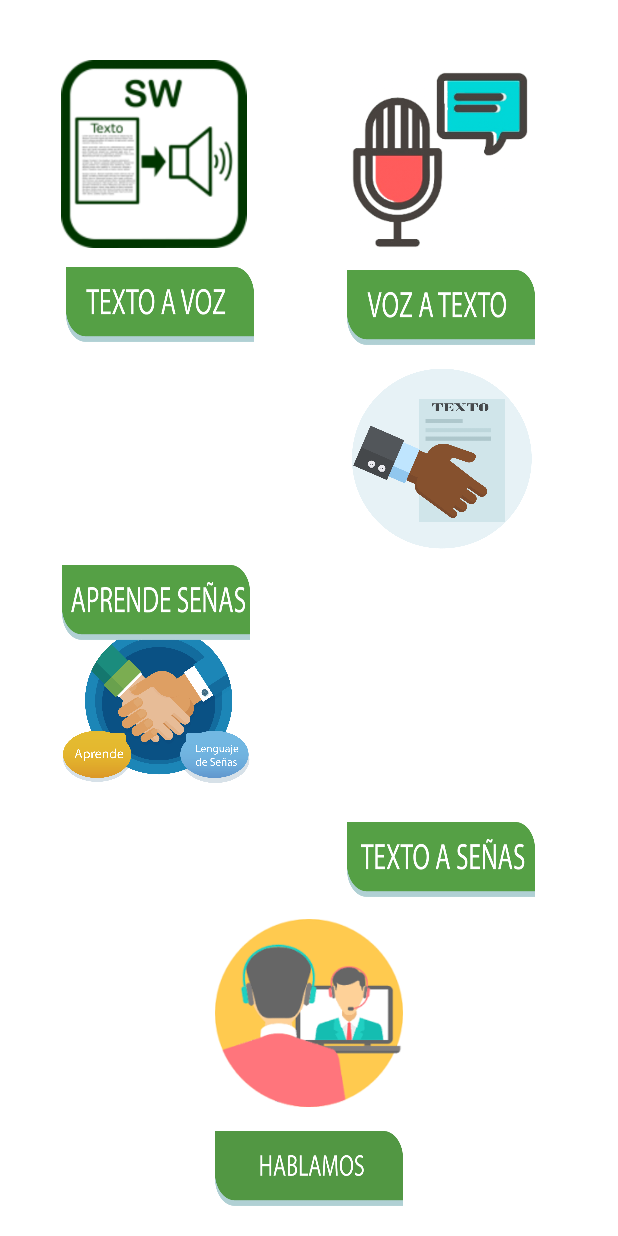
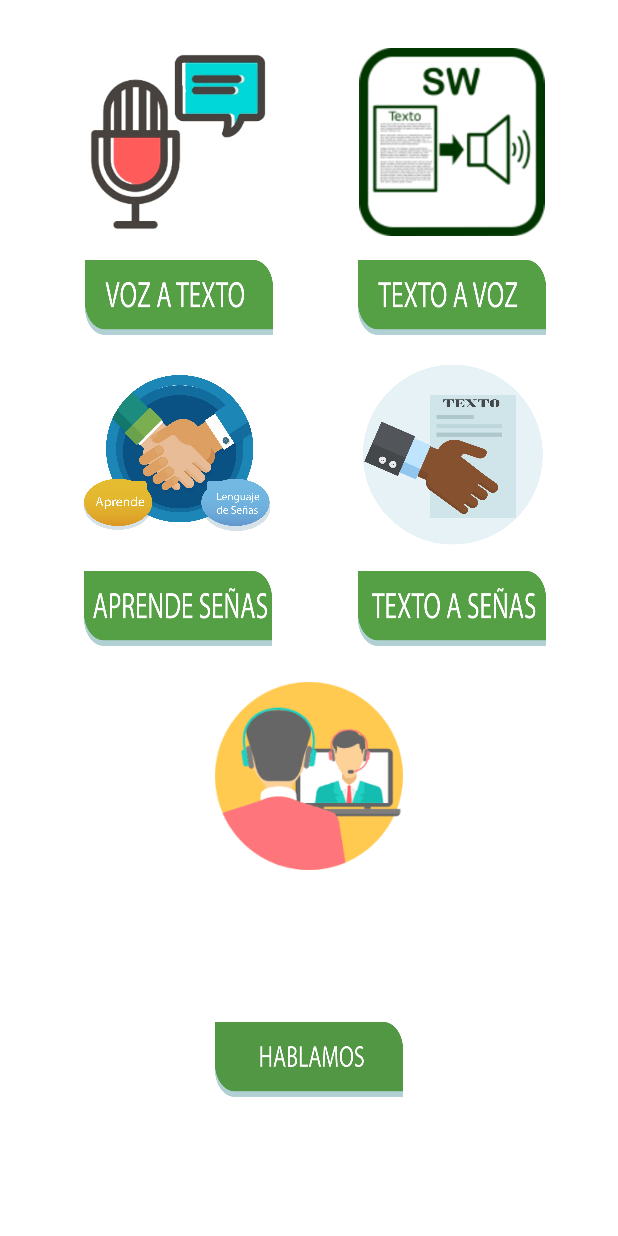
Before and after one commit to jhoncho/YoHabloPresentacion, an Android app: the screen it shows after launch (MenuPrincipal), on a phone screen of 412 x 824 dp. Run offline under Robolectric (Android 15) with nearby library versions, the phone set to English and light mode, and no system bars.

Commit message:
Se termino con la aplicacion al 100% corregido todos los errores

```diff
--- a/app/src/main/res/layout/activity_menu_principal.xml
+++ b/app/src/main/res/layout/activity_menu_principal.xml
@@ -1,6 +1,7 @@
 <?xml version="1.0" encoding="utf-8"?>
-<RelativeLayout
+<android.support.constraint.ConstraintLayout
     xmlns:android="http://schemas.android.com/apk/res/android"
+    xmlns:app="http://schemas.android.com/apk/res-auto"
     xmlns:tools="http://schemas.android.com/tools"
     android:layout_width="match_parent"
     android:layout_height="match_parent"
@@ -14,10 +15,12 @@
         android:layout_alignParentStart="true"
         android:layout_alignParentLeft="true"
         android:layout_alignParentTop="true"
-        android:layout_marginStart="40dp"
-        android:layout_marginLeft="40dp"
-        android:layout_marginTop="40dp"
-        android:src="@drawable/textoavoz" />
+        android:layout_marginTop="32dp"
+        android:layout_marginEnd="48dp"
+        android:layout_marginRight="48dp"
+        android:src="@drawable/textoavoz"
+        app:layout_constraintEnd_toEndOf="parent"
+        app:layout_constraintTop_toTopOf="parent" />
 
     <ImageView
         android:id="@+id/voz_texto"
@@ -26,10 +29,15 @@
         android:layout_alignTop="@+id/logo_textovoz"
         android:layout_alignParentEnd="true"
         android:layout_alignParentRight="true"
-        android:layout_marginTop="4dp"
-        android:layout_marginEnd="55dp"
-        android:layout_marginRight="55dp"
-        android:src="@drawable/vozatext" />
+        android:layout_marginStart="8dp"
+        android:layout_marginLeft="8dp"
+        android:layout_marginTop="32dp"
+        android:layout_marginEnd="8dp"
+        android:layout_marginRight="8dp"
+        android:src="@drawable/vozatext"
+        app:layout_constraintEnd_toStartOf="@+id/logo_textovoz"
+        app:layout_constraintStart_toStartOf="parent"
+        app:layout_constraintTop_toTopOf="parent" />
 
     <Button
         android:id="@+id/boton_textovoz"
@@ -38,11 +46,12 @@
         android:layout_alignParentStart="true"
         android:layout_alignParentLeft="true"
         android:layout_alignParentTop="true"
-        android:layout_marginStart="44dp"
-        android:layout_marginLeft="44dp"
-        android:layout_marginTop="178dp"
+        android:layout_marginTop="16dp"
         android:background="@drawable/botontextoavoz"
-        android:onClick="texto_voz" />
+        android:onClick="texto_voz"
+        app:layout_constraintEnd_toEndOf="@+id/logo_textovoz"
+        app:layout_constraintStart_toStartOf="@+id/logo_textovoz"
+        app:layout_constraintTop_toBottomOf="@+id/logo_textovoz" />
 
     <Button
         android:id="@+id/boton_voztexto"
@@ -51,36 +60,49 @@
         android:layout_alignParentTop="true"
         android:layout_alignParentEnd="true"
         android:layout_alignParentRight="true"
-        android:layout_marginTop="180dp"
-        android:layout_marginEnd="55dp"
-        android:layout_marginRight="55dp"
+        android:layout_marginTop="16dp"
         android:background="@drawable/botonvoztexto1"
-        android:onClick="voz_texto" />
+        android:onClick="voz_texto"
+        app:layout_constraintEnd_toEndOf="@+id/voz_texto"
+        app:layout_constraintStart_toStartOf="@+id/voz_texto"
+        app:layout_constraintTop_toBottomOf="@+id/voz_texto" />
 
     <ImageView
+        android:id="@+id/imageView2"
         android:layout_width="125dp"
         android:layout_height="125dp"
         android:layout_alignStart="@+id/boton_textovoz"
         android:layout_alignLeft="@+id/boton_textovoz"
         android:layout_alignParentBottom="true"
-        android:layout_marginStart="-2dp"
-        android:layout_marginLeft="-2dp"
-        android:layout_marginBottom="291dp"
-        android:src="@drawable/aprendesenaslogo" />
+        android:layout_marginStart="56dp"
+        android:layout_marginLeft="56dp"
+        android:layout_marginTop="16dp"
+        android:layout_marginEnd="57dp"
+        android:layout_marginRight="57dp"
+        android:layout_marginBottom="14dp"
+        android:src="@drawable/aprendesenaslogo"
+        app:layout_constraintBottom_toTopOf="@+id/button"
+        app:layout_constraintEnd_toStartOf="@+id/imageView"
+        app:layout_constraintStart_toStartOf="parent"
+        app:layout_constraintTop_toBottomOf="@+id/boton_voztexto" />
 
     <Button
+        android:id="@+id/button"
         android:layout_width="125dp"
         android:layout_height="50dp"
         android:layout_alignBottom="@+id/logo_textovoz"
         android:layout_alignParentStart="true"
         android:layout_alignParentLeft="true"
-        android:layout_marginStart="41dp"
-        android:layout_marginLeft="41dp"
-        android:layout_marginBottom="-261dp"
+        android:layout_marginTop="16dp"
         android:background="@drawable/aprendesenas"
-        android:onClick="aprende_senas" />
+        android:onClick="aprende_senas"
+        app:layout_constraintEnd_toEndOf="@+id/imageView2"
+        app:layout_constraintHorizontal_bias="1.0"
+        app:layout_constraintStart_toStartOf="@+id/imageView2"
+        app:layout_constraintTop_toBottomOf="@+id/imageView2" />
 
     <ImageView
+        android:id="@+id/imageView"
         android:layout_width="125dp"
         android:layout_height="125dp"
         android:layout_alignStart="@+id/boton_voztexto"
@@ -88,12 +110,17 @@
         android:layout_alignParentTop="true"
         android:layout_alignParentEnd="true"
         android:layout_alignParentRight="true"
-        android:layout_marginTop="242dp"
-        android:layout_marginEnd="55dp"
-        android:layout_marginRight="55dp"
-        android:src="@drawable/textoasenaslogo" />
+        android:layout_marginTop="16dp"
+        android:layout_marginEnd="48dp"
+        android:layout_marginRight="48dp"
+        android:layout_marginBottom="16dp"
+        android:src="@drawable/textoasenaslogo"
+        app:layout_constraintBottom_toTopOf="@+id/button2"
+        app:layout_constraintEnd_toEndOf="parent"
+        app:layout_constraintTop_toBottomOf="@+id/boton_textovoz" />
 
     <Button
+        android:id="@+id/button2"
         android:layout_width="125dp"
         android:layout_height="50dp"
         android:layout_alignStart="@+id/voz_texto"
@@ -101,26 +128,40 @@
         android:layout_alignParentEnd="true"
         android:layout_alignParentRight="true"
         android:layout_alignParentBottom="true"
-        android:layout_marginEnd="55dp"
-        android:layout_marginRight="55dp"
-        android:layout_marginBottom="226dp"
+        android:layout_marginStart="57dp"
+        android:layout_marginLeft="57dp"
+        android:layout_marginTop="16dp"
+        android:layout_marginEnd="48dp"
+        android:layout_marginRight="48dp"
         android:background="@drawable/botontextoasenas"
-        android:onClick="texto_a_senas" />
+        android:onClick="texto_a_senas"
+        app:layout_constraintEnd_toEndOf="parent"
+        app:layout_constraintStart_toEndOf="@+id/button"
+        app:layout_constraintTop_toBottomOf="@+id/imageView" />
 
     <ImageView
+        android:id="@+id/imageView3"
         android:layout_width="125dp"
         android:layout_height="125dp"
         android:layout_alignParentBottom="true"
         android:layout_centerHorizontal="true"
-        android:layout_marginBottom="86dp"
-        android:src="@drawable/chat" />
+        android:layout_marginTop="24dp"
+        android:src="@drawable/chat"
+        app:layout_constraintEnd_toEndOf="parent"
+        app:layout_constraintStart_toStartOf="parent"
+        app:layout_constraintTop_toBottomOf="@+id/button" />
 
     <Button
         android:layout_width="125dp"
         android:layout_height="50dp"
         android:layout_alignParentBottom="true"
         android:layout_centerHorizontal="true"
-        android:layout_marginBottom="20dp"
+        android:layout_marginTop="16dp"
+        android:layout_marginBottom="8dp"
         android:background="@drawable/hablamos"
-        android:onClick="hablar" />
-</RelativeLayout>
+        android:onClick="hablar"
+        app:layout_constraintBottom_toBottomOf="parent"
+        app:layout_constraintEnd_toEndOf="parent"
+        app:layout_constraintStart_toStartOf="parent"
+        app:layout_constraintTop_toBottomOf="@+id/imageView3" />
+</android.support.constraint.ConstraintLayout>
```
